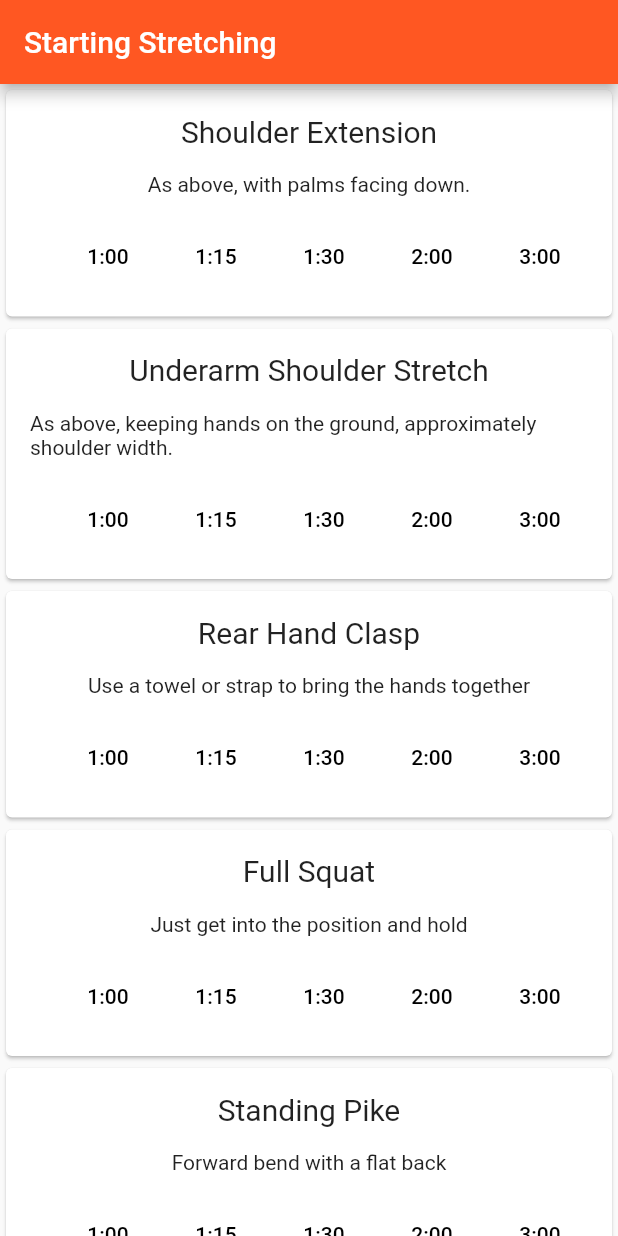
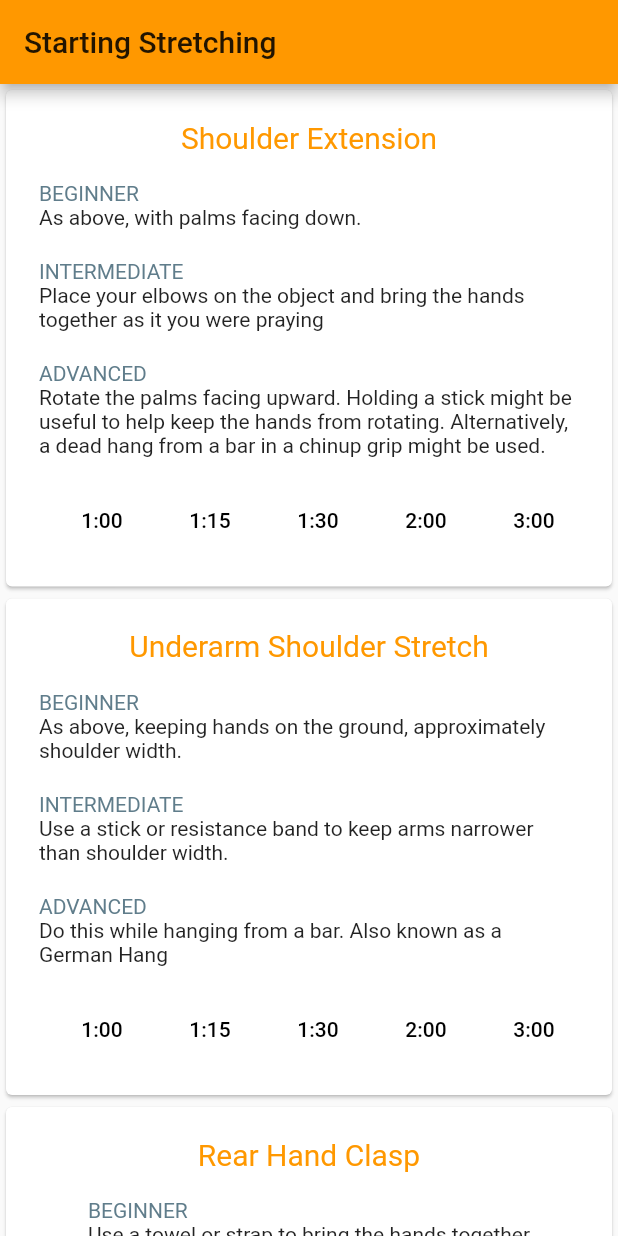
Before and after one commit to JasonAHeron/StartingStretching, a Flutter app: the screen it shows after launch, on a phone screen of 412 x 824 dp. Run offline on Flutter 3.47's test engine with Material 2 defaults, Android fonts, the phone set to English and light mode, and no system bars; our stand-ins replace audioplayers, percent_indicator.

Commit message:
show all progressions in stretch card

```diff
--- a/lib/exercise.dart
+++ b/lib/exercise.dart
@@ -25,7 +25,7 @@ const EXERCISES = [
     Progression.INTERMEDIATE:
         "Use a stick or resistance band to keep arms narrower than shoulder width.",
     Progression.ADVANCED:
-        " Do this while hanging from a bar. Also known as a German Hang",
+        "Do this while hanging from a bar. Also known as a German Hang",
   }),
   Exercise(title: "Rear Hand Clasp", progressions: {
     Progression.BEGINNER: "Use a towel or strap to bring the hands together",
--- a/lib/main.dart
+++ b/lib/main.dart
@@ -19,7 +19,7 @@ class MyApp extends StatelessWidget {
     return MaterialApp(
       title: 'Starting Stretching',
       theme: ThemeData(
-        primarySwatch: Colors.deepOrange,
+        primarySwatch: Colors.orange,
       ),
       home: MyHomePage(title: 'Starting Stretching'),
     );
@@ -111,21 +111,27 @@ class StretchCard extends StatelessWidget {
   Widget build(BuildContext context) {
     return Card(
       child: Padding(
-        padding: const EdgeInsets.all(8.0),
+        padding: const EdgeInsets.all(12.0),
         child: Column(
-          mainAxisSize: MainAxisSize.min,
           children: <Widget>[
             Padding(
               padding: const EdgeInsets.all(8.0),
               child: Text(
                 exercise.title,
-                style: TextStyle(fontSize: 20),
+                style: TextStyle(
+                  fontSize: 20,
+                  color: Theme.of(context).accentColor,
+                ),
                 textAlign: TextAlign.start,
               ),
             ),
-            Padding(
-              padding: const EdgeInsets.all(8.0),
-              child: Text(exercise.progressions[Progression.BEGINNER]),
+            Column(
+              crossAxisAlignment: CrossAxisAlignment.start,
+              children: <Widget>[
+                Description(Progression.BEGINNER, exercise.progressions),
+                Description(Progression.INTERMEDIATE, exercise.progressions),
+                Description(Progression.ADVANCED, exercise.progressions),
+              ],
             ),
             ButtonTheme.bar(
               child: ButtonBar(
@@ -145,3 +151,42 @@ class StretchCard extends StatelessWidget {
     );
   }
 }
+
+class Description extends StatelessWidget {
+  final Progression progression;
+  final Map<Progression, String> progressions;
+
+  const Description(this.progression, this.progressions);
+
+  String _title() {
+    switch (progression) {
+      case Progression.ADVANCED:
+        return "advanced";
+      case Progression.BEGINNER:
+        return "beginner";
+      case Progression.INTERMEDIATE:
+        return "intermediate";
+      default:
+        throw Exception();
+    }
+  }
+
+  @override
+  Widget build(BuildContext context) {
+    return Padding(
+      padding: const EdgeInsets.all(10.0),
+      child: Column(
+        mainAxisAlignment: MainAxisAlignment.start,
+        crossAxisAlignment: CrossAxisAlignment.start,
+        children: <Widget>[
+          Text(
+            _title().toUpperCase(),
+            textAlign: TextAlign.start,
+            style: TextStyle(color: Colors.blueGrey),
+          ),
+          Text(this.progressions[progression]),
+        ],
+      ),
+    );
+  }
+}
```
Also changed, not shown: 5 other files.
